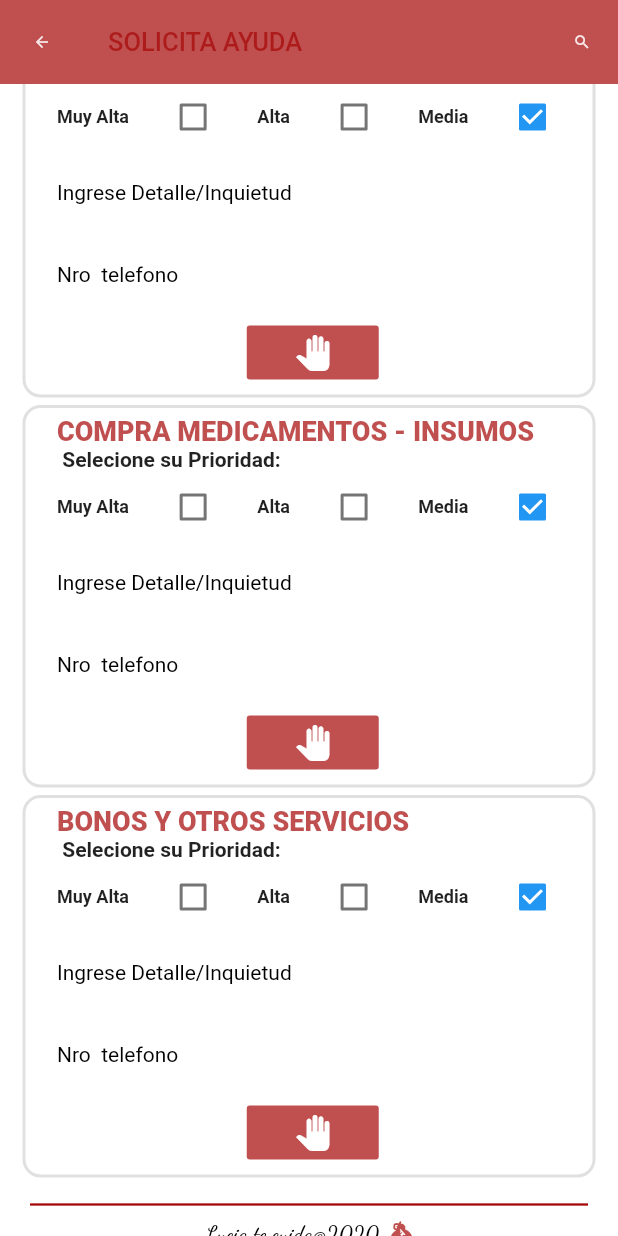
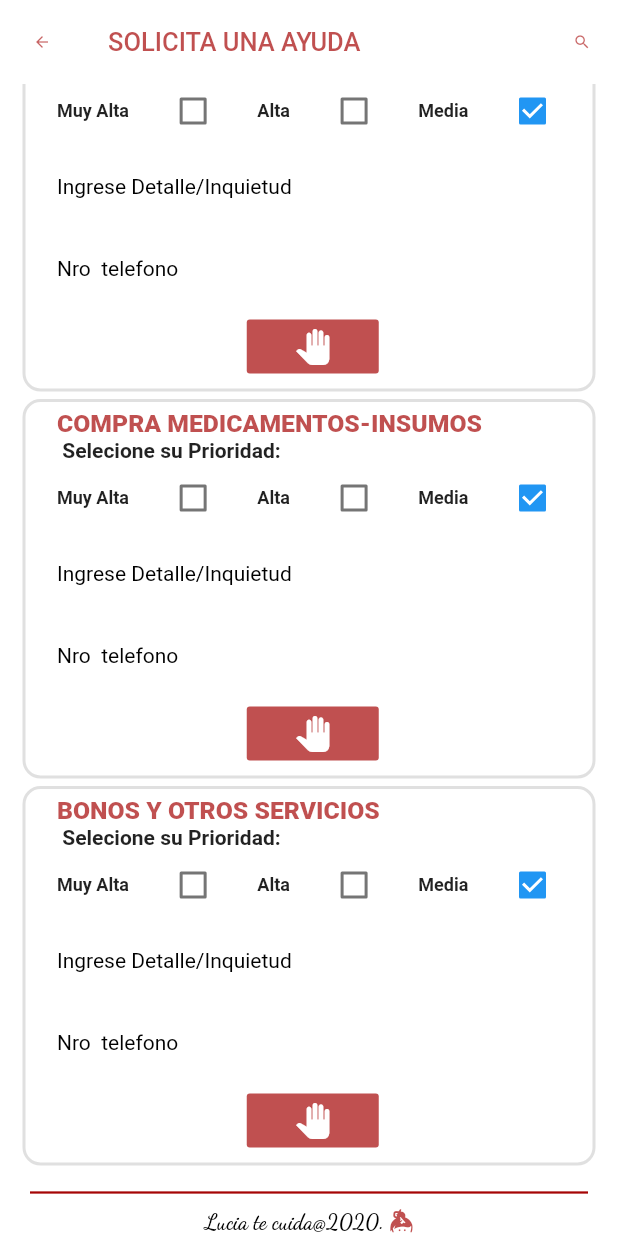
Before and after one commit to marcoarce23/lucia_covid, a Flutter app: the CitizenPanicButtonModule screen opened by its route, scrolled down 311 dp, on a phone screen of 412 x 824 dp. Run offline on Flutter 3.47's test engine with Material 2 defaults, Android fonts, the light colour scheme and no system bars; our stand-ins replace animate_do, file_picker, firebase_messaging, font_awesome_flutter, geolocator, google_maps_flutter and 7 more; missing offline and left inert: esys_flutter_share, flutter_open_whatsapp, flutter_pdfview, imei_plugin, mime_type; accounts and stored records are empty; statements that could not run were skipped.

Commit message:
2505.2020 18.12

```diff
--- a/lib/main.dart
+++ b/lib/main.dart
@@ -99,7 +99,7 @@ class _MyAppState extends State<MyApp> {
      // initialRoute: prefs.ultimaPagina,
     //  home: new FilePickerDemo(),//MapAdressModule(),
 //home: new SignInDemo(),
-home: new HomePageModule(),//FilePickerDemo(),
+home: new SplashScreenModule(),//FilePickerDemo(),
 
         routes: <String, WidgetBuilder>{
         'login': (BuildContext context) => new SignUpModule(),
--- a/lib/src/module/Citizen/CitizenEvents/CitizenEventsModule.dart
+++ b/lib/src/module/Citizen/CitizenEvents/CitizenEventsModule.dart
@@ -33,12 +33,12 @@ class _CitizenEventsModuleState extends State<CitizenEventsModule> {
     return SafeArea(
       child: Scaffold(
           appBar: AppBar(
-            backgroundColor: AppTheme.themeVino,
+            backgroundColor: Colors.white,
             toolbarOpacity: 0.7,
             iconTheme:
-                IconThemeData(color: AppTheme.themeColorBlanco, size: 12),
+                IconThemeData(color: AppTheme.themeVino, size: 12),
             elevation: 0,
-            title: Text("Eventos", style: kTitleAppBar),
+            title: Text("EVENTOS", style: kTitleAppBar),
 
             //backgroundColor: AppTheme.themeColorNaranja,
           ),
--- a/lib/src/module/Citizen/CitizenPanicButton/CitizenPanicButtonModule.dart
+++ b/lib/src/module/Citizen/CitizenPanicButton/CitizenPanicButtonModule.dart
@@ -34,12 +34,12 @@ class _CitizenPanicButtonModuleState extends State<CitizenPanicButtonModule> {
     return SafeArea(
       child: Scaffold(
           appBar: AppBar(
-            backgroundColor: AppTheme.themeVino,
+            backgroundColor: Colors.white,
             toolbarOpacity: 0.7,
             iconTheme:
-                IconThemeData(color: AppTheme.themeColorBlanco, size: 12),
+                IconThemeData(color: AppTheme.themeVino, size: 12),
             elevation: 0,
-            title: Text("SOLICITA AYUDA", style: kTitleAppBar),
+            title: Text("SOLICITA UNA AYUDA", style: kTitleAppBar),
             actions: <Widget>[
               IconButton(
                 icon: Icon(Icons.search),
@@ -74,7 +74,7 @@ class _CitizenPanicButtonModuleState extends State<CitizenPanicButtonModule> {
                   tipoBoton: "64",
                 ),
                 ButtonPanic(
-                  titulo: "COMPRA MEDICAMENTOS - INSUMOS",
+                  titulo: "COMPRA MEDICAMENTOS-INSUMOS",
                   tipoBoton: "66",
                 ),
                 ButtonPanic(
@@ -141,7 +141,7 @@ class _ButtonPanic extends State<ButtonPanic> {
     botonPanico.idaEstadoSolicitud = 72;
 
     var textStyle = TextStyle(
-        fontSize: 18, fontWeight: FontWeight.w900, color: AppTheme.themeVino);
+        fontSize: 16.5, fontWeight: FontWeight.w900, color: AppTheme.themeVino);
 
     return Stack(
       children: <Widget>[
--- a/lib/src/module/UtilModule/PageViewModule.dart
+++ b/lib/src/module/UtilModule/PageViewModule.dart
@@ -18,7 +18,7 @@ class PageViewModule extends StatelessWidget {
   Widget build(BuildContext context) {
     return Scaffold(
         appBar: AppBar(
-          title: Text('$title'),
+          title: Text('$title'.toUpperCase()),
         ),
         body: WebView(
           initialUrl: selectedUrl,
```
Also changed, not shown: lib/src/module/Citizen/CitizenInstitution/CitizenInstitutionModule.dart (+6 -5 lines), lib/src/module/Citizen/CitizenMultimedia/CitizenMultimediaModule.dart (+9 -6 lines), lib/src/module/Citizen/Voluntary/FoundAllVoluntaryModule.dart (+4 -4 lines), lib/src/module/Citizen/Voluntary/FoundVoluntaryModule.dart (+4 -4 lines).
